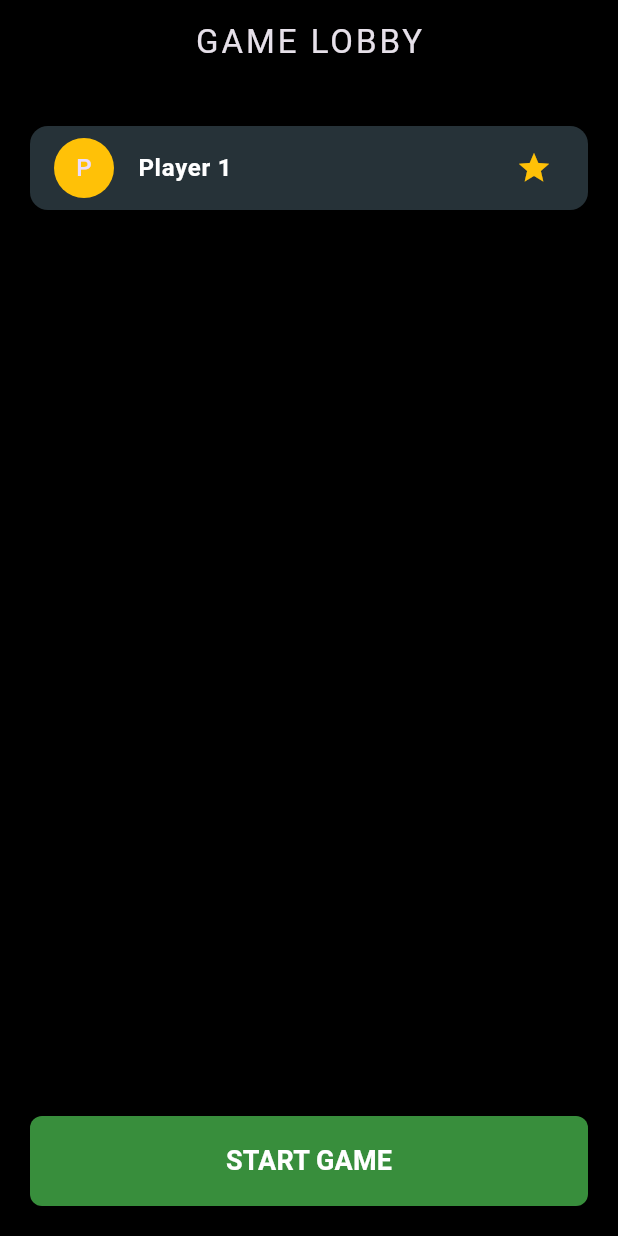
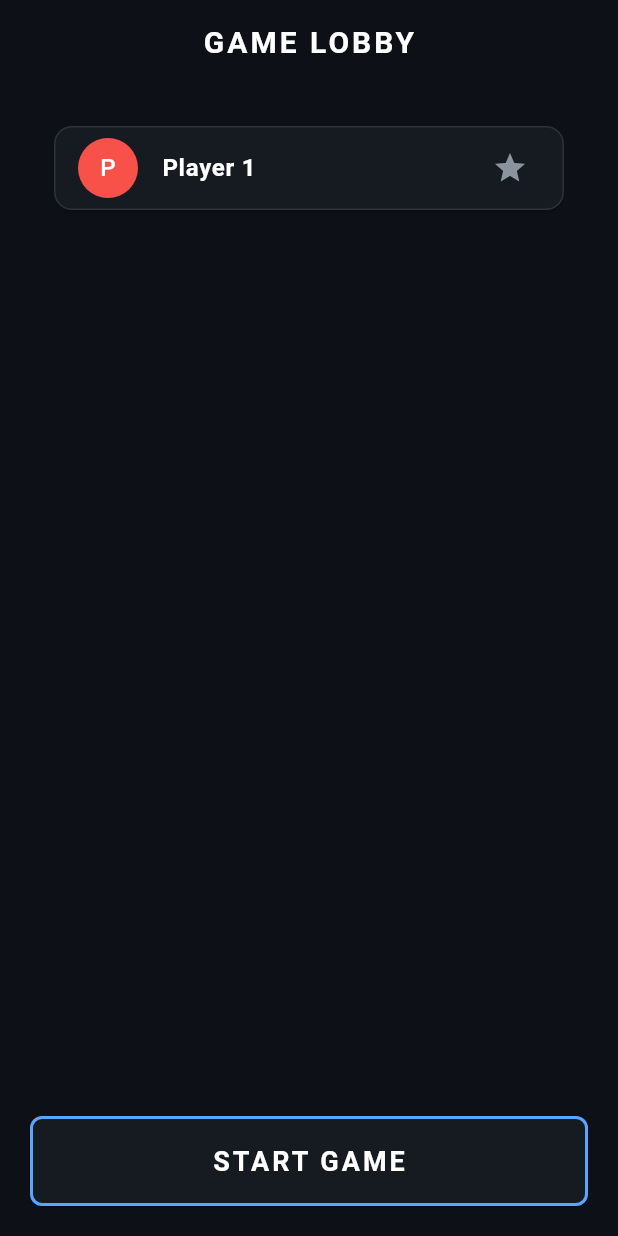
Before and after one commit to Hackedghost64/bluff-war, a Flutter app: the screen it shows after launch, after a tap on "HOST GAME", on a phone screen of 412 x 824 dp. Run offline on Flutter 3.47's test engine with Material 3 defaults, Android fonts, the phone set to English and light mode, and no system bars; our stand-ins replace permission_handler; missing offline and left inert: nearby_connections.

Commit message:
feat: complete Jump 8 - visual identity and global design system

```diff
--- a/lib/main.dart
+++ b/lib/main.dart
@@ -9,8 +9,10 @@ import 'core/network/network_manager.dart';
 import 'ui/screens/home_screen.dart';
 import 'ui/screens/lobby_screen.dart';
 import 'ui/screens/board_screen.dart';
+import 'ui/screens/splash_screen.dart';
 import 'ui/debug/state_inspector.dart';
 import 'ui/debug/network_overlay.dart';
+import 'ui/theme/app_theme.dart';
 
 void main() async {
   WidgetsFlutterBinding.ensureInitialized();
@@ -32,6 +34,7 @@ class BluffApp extends StatefulWidget {
 class _BluffAppState extends State<BluffApp> {
   late GameController _controller;
   late NetworkManager _network;
+  bool _showSplash = true;
 
   @override
   void initState() {
@@ -42,6 +45,20 @@ class _BluffAppState extends State<BluffApp> {
 
   @override
   Widget build(BuildContext context) {
+    if (_showSplash) {
+      return MaterialApp(
+        theme: AppTheme.darkTheme,
+        debugShowCheckedModeBanner: false,
+        home: SplashScreen(
+          onComplete: () {
+            setState(() {
+              _showSplash = false;
+            });
+          },
+        ),
+      );
+    }
+
     return ListenableBuilder(
       listenable: _controller,
       builder: (context, _) {
@@ -77,7 +94,7 @@ class _BluffAppState extends State<BluffApp> {
             ),
           ),
           debugShowCheckedModeBanner: false,
-          theme: ThemeData.dark(),
+          theme: AppTheme.darkTheme,
         );
       },
     );
--- a/lib/ui/screens/home_screen.dart
+++ b/lib/ui/screens/home_screen.dart
@@ -1,6 +1,7 @@
 import 'package:flutter/material.dart';
 import '../../core/controllers/game_controller.dart';
 import '../../core/models/game_state.dart';
+import '../widgets/canvas_app_icon.dart';
 
 class HomeScreen extends StatelessWidget {
   final GameController controller;
@@ -9,21 +10,15 @@ class HomeScreen extends StatelessWidget {
 
   @override
   Widget build(BuildContext context) {
+    final theme = Theme.of(context);
     return Scaffold(
-      backgroundColor: Colors.black,
       body: Center(
         child: Column(
           mainAxisAlignment: MainAxisAlignment.center,
           children: [
-            const Text(
-              'BLUFF P2P',
-              style: TextStyle(
-                color: Colors.white,
-                fontSize: 48,
-                fontWeight: FontWeight.bold,
-                letterSpacing: 4,
-              ),
-            ),
+            const CanvasAppIcon(size: 100),
+            const SizedBox(height: 40),
+            Text('BLUFF P2P', style: theme.textTheme.displayLarge),
             const SizedBox(height: 60),
             _MenuButton(
               label: 'HOST GAME',
@@ -37,7 +32,6 @@ class HomeScreen extends StatelessWidget {
               label: 'JOIN GAME',
               onPressed: () {
                 controller.setPhase(GamePhase.lobby);
-                // Discovery starts in the background via GuestManager
               },
             ),
           ],
@@ -60,15 +54,7 @@ class _MenuButton extends StatelessWidget {
       height: 60,
       child: ElevatedButton(
         onPressed: onPressed,
-        style: ElevatedButton.styleFrom(
-          backgroundColor: Colors.blueGrey[900],
-          side: const BorderSide(color: Colors.blueAccent, width: 2),
-          shape: RoundedRectangleBorder(borderRadius: BorderRadius.circular(8)),
-        ),
-        child: Text(
-          label,
-          style: const TextStyle(color: Colors.white, fontSize: 18, letterSpacing: 2),
-        ),
+        child: Text(label),
       ),
     );
   }
--- a/lib/ui/screens/lobby_screen.dart
+++ b/lib/ui/screens/lobby_screen.dart
@@ -13,13 +13,11 @@ class LobbyScreen extends StatelessWidget {
       listenable: controller,
       builder: (context, _) {
         final state = controller.state;
+        final theme = Theme.of(context);
 
         return Scaffold(
-          backgroundColor: Colors.black,
           appBar: AppBar(
-            backgroundColor: Colors.transparent,
-            title: const Text('GAME LOBBY', style: TextStyle(letterSpacing: 2)),
-            centerTitle: true,
+            title: const Text('GAME LOBBY'),
           ),
           body: Padding(
             padding: const EdgeInsets.all(20.0),
@@ -31,44 +29,38 @@ class LobbyScreen extends StatelessWidget {
                     itemBuilder: (context, index) {
                       final player = state.players[index];
                       return Card(
-                        color: Colors.blueGrey[900],
-                        margin: const EdgeInsets.symmetric(vertical: 8),
                         child: ListTile(
                           leading: CircleAvatar(
-                            backgroundColor: player.isHost ? Colors.amber : Colors.blueAccent,
+                            backgroundColor: player.isHost ? theme.colorScheme.error : theme.colorScheme.primary,
+                            foregroundColor: Colors.white,
                             child: Text(player.displayName[0]),
                           ),
                           title: Text(
                             player.displayName,
-                            style: const TextStyle(color: Colors.white, fontWeight: FontWeight.bold),
+                            style: const TextStyle(fontWeight: FontWeight.bold),
                           ),
                           trailing: player.isHost
-                              ? const Icon(Icons.star, color: Colors.amber)
-                              : const Text('READY', style: TextStyle(color: Colors.greenAccent)),
+                              ? Icon(Icons.star, color: theme.colorScheme.secondary)
+                              : Text('READY', style: TextStyle(color: theme.colorScheme.primary)),
                         ),
                       );
                     },
                   ),
                 ),
                 const SizedBox(height: 20),
+                if (controller.isHost)
                   SizedBox(
                     width: double.infinity,
                     height: 60,
                     child: ElevatedButton(
                       onPressed: () {
-                      // Intent: Set phase to dealing to start game
                         controller.setPhase(GamePhase.dealing);
                       },
-                    style: ElevatedButton.styleFrom(
-                      backgroundColor: Colors.green[700],
-                      shape: RoundedRectangleBorder(borderRadius: BorderRadius.circular(8)),
-                    ),
-                    child: const Text(
-                      'START GAME',
-                      style: TextStyle(color: Colors.white, fontSize: 18, fontWeight: FontWeight.bold),
+                      child: const Text('START GAME'),
                     ),
                   ),
-                ),
+                if (!controller.isHost)
+                  const Text('Waiting for Host to start...', style: TextStyle(fontStyle: FontStyle.italic)),
               ],
             ),
           ),
--- /dev/null
+++ b/lib/ui/screens/splash_screen.dart
@@ -0,0 +1,78 @@
+import 'package:flutter/material.dart';
+import '../widgets/canvas_app_icon.dart';
+import 'dart:async';
+
+class SplashScreen extends StatefulWidget {
+  final VoidCallback onComplete;
+  const SplashScreen({super.key, required this.onComplete});
+
+  @override
+  State<SplashScreen> createState() => _SplashScreenState();
+}
+
+class _SplashScreenState extends State<SplashScreen> with SingleTickerProviderStateMixin {
+  late AnimationController _controller;
+  late Animation<double> _scaleAnimation;
+  late Animation<double> _opacityAnimation;
+
+  @override
+  void initState() {
+    super.initState();
+    _controller = AnimationController(
+      vsync: this,
+      duration: const Duration(seconds: 2),
+    );
+
+    _scaleAnimation = Tween<double>(begin: 0.5, end: 1.0).animate(
+      CurvedAnimation(parent: _controller, curve: Curves.easeOutBack),
+    );
+
+    _opacityAnimation = Tween<double>(begin: 0.0, end: 1.0).animate(
+      CurvedAnimation(parent: _controller, curve: const Interval(0.0, 0.5, curve: Curves.easeIn)),
+    );
+
+    _controller.forward();
+
+    Future.delayed(const Duration(seconds: 3), () {
+      if (mounted) {
+        widget.onComplete();
+      }
+    });
+  }
+
+  @override
+  void dispose() {
+    _controller.dispose();
+    super.dispose();
+  }
+
+  @override
+  Widget build(BuildContext context) {
+    return Scaffold(
+      body: Center(
+        child: AnimatedBuilder(
+          animation: _controller,
+          builder: (context, child) {
+            return Opacity(
+              opacity: _opacityAnimation.value,
+              child: Transform.scale(
+                scale: _scaleAnimation.value,
+                child: Column(
+                  mainAxisSize: MainAxisSize.min,
+                  children: [
+                    const CanvasAppIcon(size: 150),
+                    const SizedBox(height: 40),
+                    Text(
+                      'BLUFF WAR',
+                      style: Theme.of(context).textTheme.displayLarge?.copyWith(fontSize: 36),
+                    ),
+                  ],
+                ),
+              ),
+            );
+          },
+        ),
+      ),
+    );
+  }
+}
--- /dev/null
+++ b/lib/ui/theme/app_theme.dart
@@ -0,0 +1,64 @@
+import 'package:flutter/material.dart';
+
+class AppTheme {
+  static const Color background = Color(0xFF0D1117);
+  static const Color surface = Color(0xFF161B22);
+  static const Color primary = Color(0xFF58A6FF);
+  static const Color secondary = Color(0xFF8B949E);
+  static const Color accentRed = Color(0xFFF85149);
+  static const Color accentGreen = Color(0xFF3FB950);
+  static const Color accentAmber = Color(0xFFD29922);
+
+  static ThemeData get darkTheme {
+    return ThemeData(
+      brightness: Brightness.dark,
+      scaffoldBackgroundColor: background,
+      primaryColor: primary,
+      colorScheme: const ColorScheme.dark(
+        primary: primary,
+        secondary: secondary,
+        surface: surface,
+        error: accentRed,
+      ),
+      appBarTheme: const AppBarTheme(
+        backgroundColor: Colors.transparent,
+        elevation: 0,
+        centerTitle: true,
+        titleTextStyle: TextStyle(
+          color: Colors.white,
+          fontSize: 20,
+          fontWeight: FontWeight.bold,
+          letterSpacing: 2,
+        ),
+      ),
+      elevatedButtonTheme: ElevatedButtonThemeData(
+        style: ElevatedButton.styleFrom(
+          backgroundColor: surface,
+          foregroundColor: Colors.white,
+          side: const BorderSide(color: primary, width: 2),
+          shape: RoundedRectangleBorder(borderRadius: BorderRadius.circular(8)),
+          textStyle: const TextStyle(fontSize: 18, letterSpacing: 2, fontWeight: FontWeight.bold),
+          padding: const EdgeInsets.symmetric(vertical: 16, horizontal: 24),
+        ),
+      ),
+      cardTheme: CardThemeData(
+        color: surface,
+        shape: RoundedRectangleBorder(
+          borderRadius: BorderRadius.circular(12),
+          side: const BorderSide(color: Colors.white10),
+        ),
+        margin: const EdgeInsets.symmetric(vertical: 8, horizontal: 16),
+      ),
+      textTheme: const TextTheme(
+        displayLarge: TextStyle(color: Colors.white, fontSize: 48, fontWeight: FontWeight.bold, letterSpacing: 4),
+        titleLarge: TextStyle(color: Colors.white, fontSize: 24, fontWeight: FontWeight.bold),
+        bodyLarge: TextStyle(color: Colors.white70, fontSize: 16),
+      ),
+      dialogTheme: DialogThemeData(
+        backgroundColor: surface,
+        shape: RoundedRectangleBorder(borderRadius: BorderRadius.circular(16)),
+        titleTextStyle: const TextStyle(color: Colors.white, fontSize: 20, fontWeight: FontWeight.bold),
+      ),
+    );
+  }
+}
--- /dev/null
+++ b/lib/ui/widgets/canvas_app_icon.dart
@@ -0,0 +1,69 @@
+import 'package:flutter/material.dart';
+
+class CanvasAppIcon extends StatelessWidget {
+  final double size;
+  const CanvasAppIcon({super.key, this.size = 120});
+
+  @override
+  Widget build(BuildContext context) {
+    return SizedBox(
+      width: size,
+      height: size,
+      child: CustomPaint(
+        painter: _AppIconPainter(),
+      ),
+    );
+  }
+}
+
+class _AppIconPainter extends CustomPainter {
+  @override
+  void paint(Canvas canvas, Size size) {
+    final rect = Offset.zero & size;
+    final bgPaint = Paint()
+      ..color = const Color(0xFF161B22)
+      ..style = PaintingStyle.fill;
+
+    final rrect = RRect.fromRectAndRadius(rect, Radius.circular(size.width * 0.2));
+    canvas.drawRRect(rrect, bgPaint);
+
+    final borderPaint = Paint()
+      ..color = const Color(0xFF58A6FF)
+      ..style = PaintingStyle.stroke
+      ..strokeWidth = size.width * 0.05;
+    canvas.drawRRect(rrect, borderPaint);
+
+    final cardPaint = Paint()
+      ..color = Colors.white
+      ..style = PaintingStyle.fill;
+
+    // Draw two cards overlapping
+    canvas.save();
+    canvas.translate(size.width * 0.3, size.height * 0.4);
+    canvas.rotate(-0.2);
+    final card1 = RRect.fromRectAndRadius(Rect.fromLTWH(0, 0, size.width * 0.3, size.height * 0.4), Radius.circular(size.width * 0.05));
+    canvas.drawRRect(card1, cardPaint);
+    canvas.restore();
+
+    canvas.save();
+    canvas.translate(size.width * 0.45, size.height * 0.3);
+    canvas.rotate(0.2);
+    final card2 = RRect.fromRectAndRadius(Rect.fromLTWH(0, 0, size.width * 0.3, size.height * 0.4), Radius.circular(size.width * 0.05));
+    canvas.drawRRect(card2, cardPaint);
+
+    // Draw a question mark in the second card
+    final textPainter = TextPainter(
+      text: TextSpan(
+        text: '?',
+        style: TextStyle(color: const Color(0xFFF85149), fontSize: size.width * 0.25, fontWeight: FontWeight.bold),
+      ),
+      textDirection: TextDirection.ltr,
+    );
+    textPainter.layout();
+    textPainter.paint(canvas, Offset(size.width * 0.15 - textPainter.width / 2, size.height * 0.2 - textPainter.height / 2));
+    canvas.restore();
+  }
+
+  @override
+  bool shouldRepaint(covariant CustomPainter oldDelegate) => false;
+}
--- /dev/null
+++ b/lib/ui/widgets/waiting_overlay.dart
@@ -0,0 +1,36 @@
+import 'package:flutter/material.dart';
+
+class WaitingOverlay extends StatelessWidget {
+  final String message;
+  const WaitingOverlay({super.key, this.message = 'WAITING FOR OPPONENT...'});
+
+  @override
+  Widget build(BuildContext context) {
+    return Container(
+      color: Theme.of(context).scaffoldBackgroundColor.withValues(alpha: 0.9),
+      child: Center(
+        child: Column(
+          mainAxisAlignment: MainAxisAlignment.center,
+          children: [
+            const CircularProgressIndicator(),
+            const SizedBox(height: 30),
+            TweenAnimationBuilder<double>(
+              tween: Tween(begin: 0.5, end: 1.0),
+              duration: const Duration(milliseconds: 1000),
+              curve: Curves.easeInOut,
+              builder: (context, value, child) {
+                return Opacity(
+                  opacity: value,
+                  child: Text(
+                    message,
+                    style: Theme.of(context).textTheme.titleLarge?.copyWith(letterSpacing: 2),
+                  ),
+                );
+              },
+            ),
+          ],
+        ),
+      ),
+    );
+  }
+}
```
Lines whose indentation alone changed are shown as unchanged.
